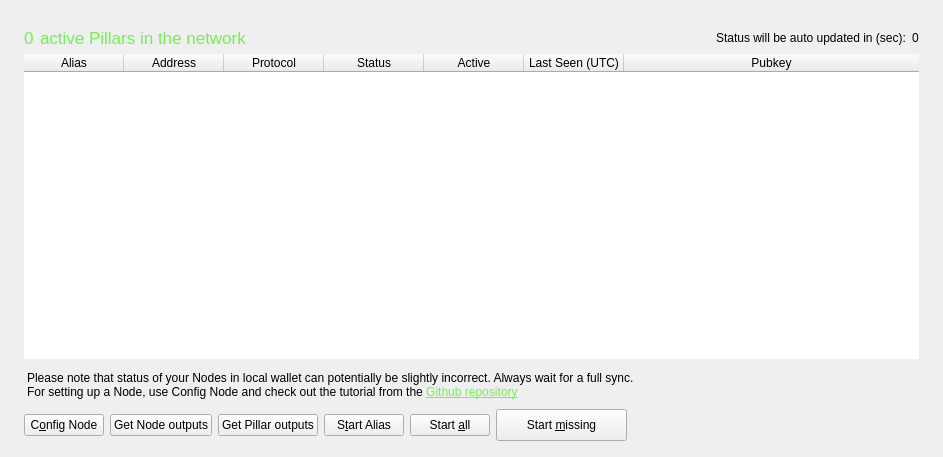
Before: the Qt Designer form src/qt/forms/masternodelist.ui in zenonnetwork/zenon, drawn with Qt 5.
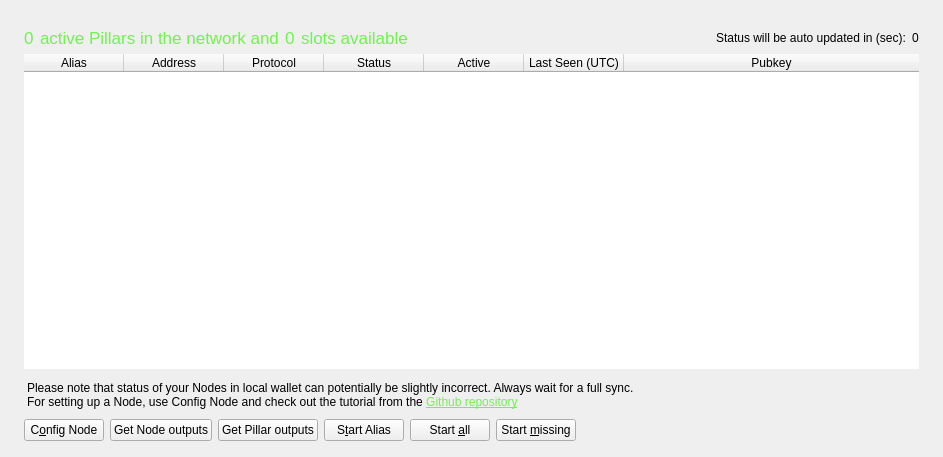
After: the same form once the commit is applied.

```diff
--- a/src/qt/forms/masternodelist.ui
+++ b/src/qt/forms/masternodelist.ui
@@ -123,13 +123,39 @@
                   <item alignment="Qt::AlignVCenter">
                    <widget class="QLabel" name="label">
                     <property name="text">
-                     <string>&lt;html&gt;&lt;head/&gt;&lt;body&gt;&lt;p&gt;&lt;span style=&quot; font-size:13pt; color:#6ff34d;&quot;&gt;active Pillars in the network&lt;/span&gt;&lt;/p&gt;&lt;/body&gt;&lt;/html&gt;</string>
+                     <string>&lt;html&gt;&lt;head/&gt;&lt;body&gt;&lt;p&gt;&lt;span style=&quot;font-size:13pt; color:#6ff34d;&quot;&gt;active Pillars in the network and&lt;/span&gt;&lt;/p&gt;&lt;/body&gt;&lt;/html&gt;</string>
                     </property>
                     <property name="textInteractionFlags">
                      <set>Qt::NoTextInteraction</set>
                     </property>
                    </widget>
                   </item>
+                  <item>
+                   <widget class="QLabel" name="pillarSlots">
+                    <property name="enabled">
+                     <bool>true</bool>
+                    </property>
+                    <property name="mouseTracking">
+                     <bool>true</bool>
+                    </property>
+                    <property name="styleSheet">
+                     <string notr="true">color: #6FF34D; font-size: 13pt;</string>
+                    </property>
+                    <property name="text">
+                     <string>0</string>
+                    </property>
+                    <property name="textInteractionFlags">
+                     <set>Qt::NoTextInteraction</set>
+                    </property>
+                   </widget>
+                  </item>
+                  <item>
+                   <widget class="QLabel" name="label_2">
+                    <property name="text">
+                     <string>&lt;html&gt;&lt;head/&gt;&lt;body&gt;&lt;p&gt;&lt;span style=&quot;font-size:13pt; color:#6ff34d;&quot;&gt;slots available&lt;/span&gt;&lt;/p&gt;&lt;/body&gt;&lt;/html&gt;</string>
+                    </property>
+                   </widget>
+                  </item>
                   <item>
                    <spacer name="horizontalSpacer">
                     <property name="orientation">
@@ -325,8 +351,8 @@
                    <widget class="QPushButton" name="startMissingButton">
                     <property name="minimumSize">
                      <size>
-                      <width>131</width>
-                      <height>32</height>
+                      <width>0</width>
+                      <height>0</height>
                      </size>
                     </property>
                     <property name="text">
```
Left out of the diff: 2 changed lines with no effect on the pictures.
